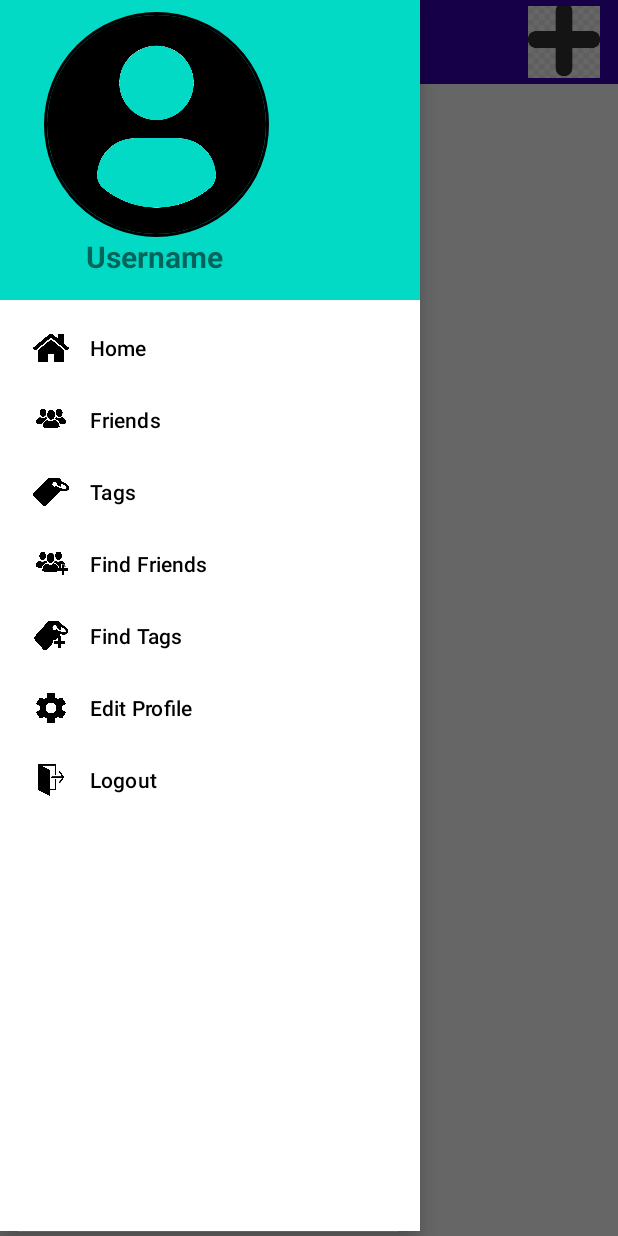
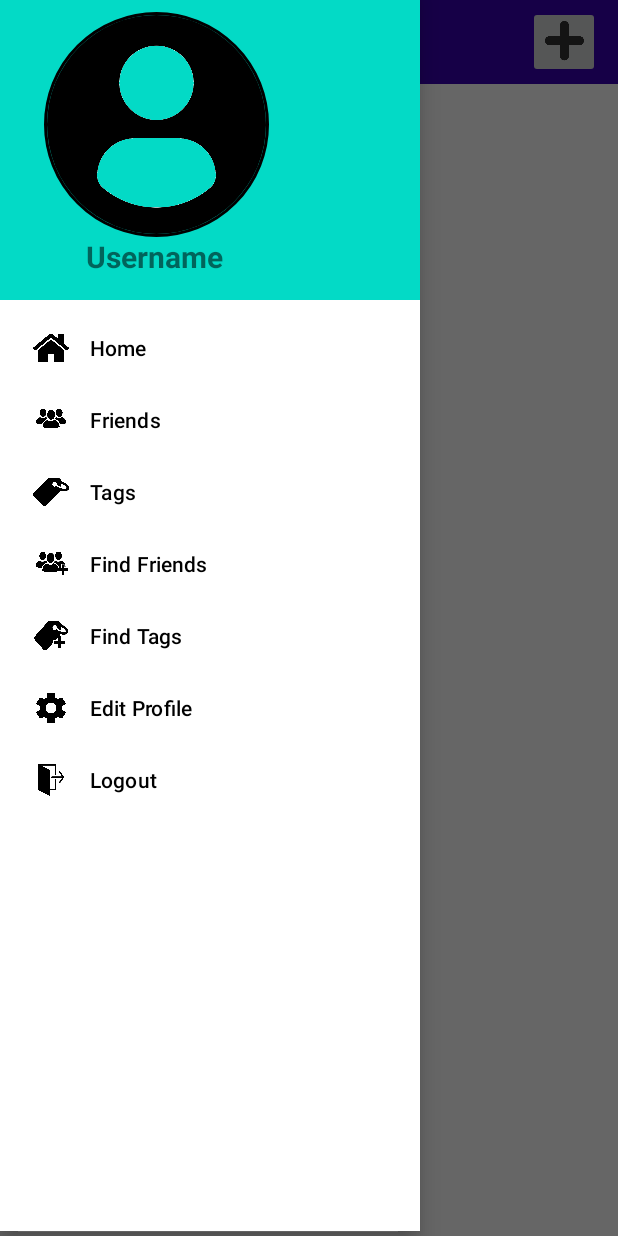
Before and after one commit to aayuneema/PurdueCircle307, an Android app: the MainActivity screen opened directly, with no data from a screen before it, with the side drawer open, on a phone screen of 412 x 824 dp. Run offline under Robolectric (Android 15) with nearby library versions, the phone set to English and light mode, and no system bars; our stand-ins replace CircleImageView, Firebase (no records; nobody signed in at launch, a user with empty details on screens opened directly); 1 statement that could not run was skipped.

Commit message:
I made the button look fancy

```diff
--- a/app/src/main/res/layout/activity_main.xml
+++ b/app/src/main/res/layout/activity_main.xml
@@ -42,7 +42,6 @@
             android:layout_alignParentEnd="true"
             android:layout_marginRight="12dp"
             android:layout_marginBottom="4dp"
-            android:background="#FF000000"
             android:baselineAlignBottom="false"
             android:focusableInTouchMode="false"
             android:scaleType="centerCrop"
```
Also changed, not shown: app/src/main/res/drawable/add_post_high.png.
